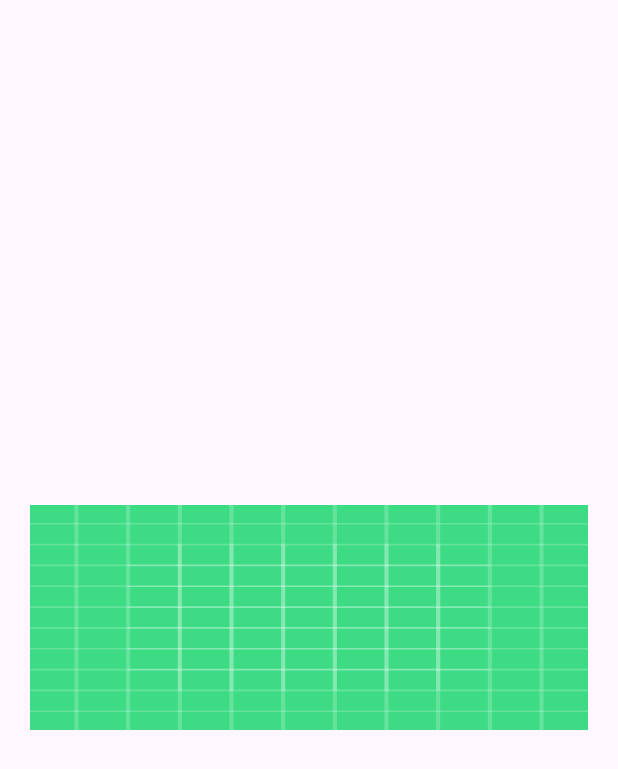
After one commit to Gloveman/CampProject1, an Android app: the layout list_grid_item.xml on its own in the app's theme, with its tools: preview values and no code run, on a phone screen of 412 x 824 dp. The commit adds this screen. Shown: the top 769 px of the screen. Run offline under Robolectric (Android 15) with nearby library versions, the phone set to English and light mode, and no system bars.

Commit message:
Add Tap3 skeleton code

```diff
--- a/app/build.gradle
+++ b/app/build.gradle
@@ -38,6 +38,7 @@ android {
 dependencies {
 
     implementation 'androidx.core:core-ktx:1.8.0'
+    implementation 'com.github.bumptech.glide:glide:4.15.1'
     implementation 'androidx.appcompat:appcompat:1.4.1'
     implementation 'com.google.android.material:material:1.5.0'
     implementation 'androidx.constraintlayout:constraintlayout:2.1.3'
--- a/app/src/main/AndroidManifest.xml
+++ b/app/src/main/AndroidManifest.xml
@@ -23,6 +23,6 @@
         </activity>
     </application>
     <uses-permission android:name="android.permission.READ_CONTACTS" />
-
+    <uses-permission android:name="android.permission.READ_EXTERNAL_STORAGE" />
 
 </manifest>
--- a/app/src/main/java/com/example/androidtest/ContactInfo.kt
+++ b/app/src/main/java/com/example/androidtest/ContactInfo.kt
@@ -9,10 +9,8 @@ import androidx.fragment.app.Fragment
 import androidx.recyclerview.widget.DividerItemDecoration
 import androidx.recyclerview.widget.LinearLayoutManager
 import com.example.androidtest.databinding.FragmentContactinfoBinding
-import org.json.JSONArray
 import android.provider.ContactsContract
 import android.database.Cursor
-import android.provider.ContactsContract.Contacts
 
 
 class ContactInfo:Fragment() {
--- a/app/src/main/java/com/example/androidtest/MainActivity.kt
+++ b/app/src/main/java/com/example/androidtest/MainActivity.kt
@@ -22,6 +22,7 @@ class MainActivity : AppCompatActivity() {
             when(position){
                 0->tab.text= "Contacts"
                 1->tab.text= "Gallery"
+                2->tab.text="Memo"
             }
         }.attach()
 
--- a/app/src/main/java/com/example/androidtest/viewpageradapter.kt
+++ b/app/src/main/java/com/example/androidtest/viewpageradapter.kt
@@ -7,13 +7,14 @@ import androidx.viewpager2.adapter.FragmentStateAdapter
 
 class viewpageradapter(fragmentManager: FragmentManager,lifecycle: Lifecycle):FragmentStateAdapter(fragmentManager,lifecycle) {
     override fun getItemCount(): Int {
-        return 2
+        return 3
     }
 
     override fun createFragment(position: Int): Fragment {
         when(position){
             0->return ContactInfo()
             1->return Gallery()
+            2->return Tap3()
         }
         return ContactInfo()
     }
--- /dev/null
+++ b/app/src/main/res/layout/list_grid_item.xml
@@ -0,0 +1,17 @@
+<?xml version="1.0" encoding="utf-8"?>
+<LinearLayout xmlns:android="http://schemas.android.com/apk/res/android"
+    android:layout_width="match_parent"
+    android:layout_height="150dp"
+    android:id="@+id/layoutListItem"
+    android:orientation="vertical"
+    android:layout_marginHorizontal="20dp"
+    android:layout_gravity="center">
+
+    <ImageView
+        android:layout_width="match_parent"
+        android:layout_height="match_parent"
+        android:id="@+id/img"
+        android:scaleType="fitXY"
+        android:background="@drawable/ic_launcher_background"/>
+
+</LinearLayout>
--- /dev/null
+++ b/app/src/main/res/layout/tap3.xml
@@ -0,0 +1,6 @@
+<?xml version="1.0" encoding="utf-8"?>
+<androidx.constraintlayout.widget.ConstraintLayout xmlns:android="http://schemas.android.com/apk/res/android"
+    android:layout_width="match_parent"
+    android:layout_height="match_parent">
+
+</androidx.constraintlayout.widget.ConstraintLayout>
```
Also changed, not shown: app/src/main/java/com/example/androidtest/Gallery.kt (+32 -9 lines), app/src/main/java/com/example/androidtest/ListAdapterGrid.kt (added, +41 -0 lines), app/src/main/java/com/example/androidtest/Tap3.kt (added, +23 -0 lines), app/src/main/res/layout/fragment_gallery.xml (+18 -7 lines).
